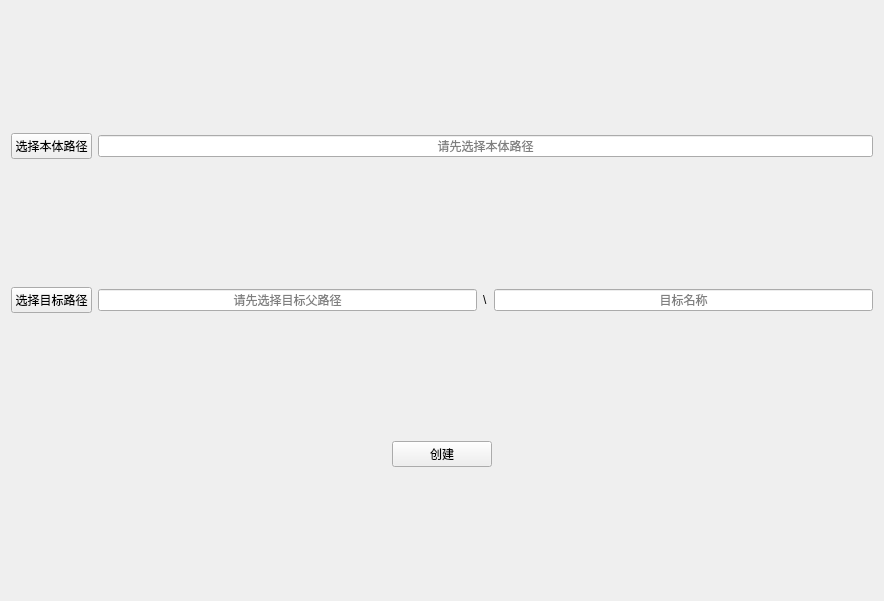
Before: the Qt Designer form plugins/csl/csl.ui in abcdesteve/Toolbox, drawn with Qt 5.
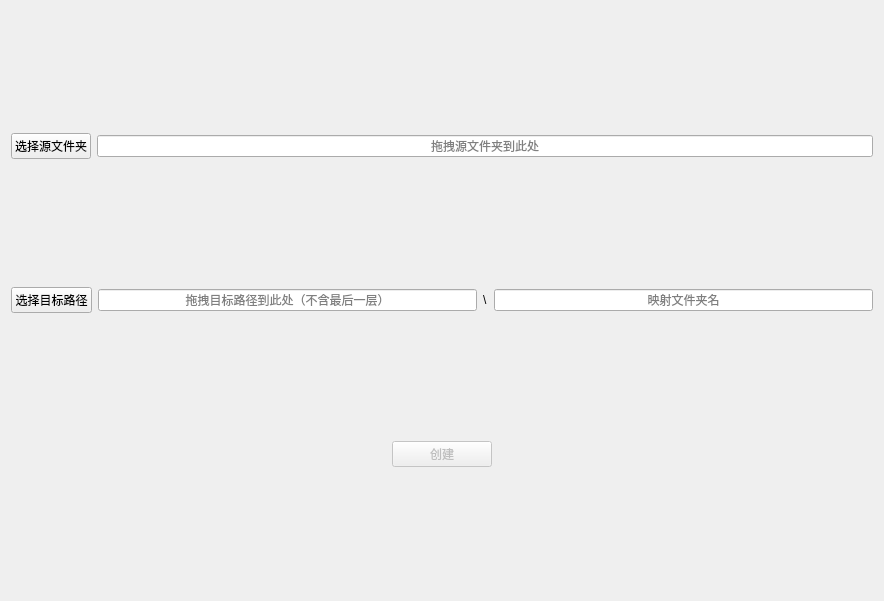
After: the same form once the commit is applied. Custom widgets are drawn as their Qt base class.

Commit message: 1.修复了上个版本移除焦点之后FHC无法给A区选择文件的bug 2.为拖拽文件添加了提示 3.为FSA添加了快照向导并实现了文件列表逻辑

```diff
--- a/plugins/csl/csl.ui
+++ b/plugins/csl/csl.ui
@@ -16,6 +16,9 @@
   <layout class="QGridLayout" name="gridLayout">
    <item row="2" column="1">
     <widget class="PrimaryPushButton" name="btn_start">
+     <property name="enabled">
+      <bool>false</bool>
+     </property>
      <property name="minimumSize">
       <size>
        <width>100</width>
@@ -80,7 +83,7 @@
         <set>Qt::AlignCenter</set>
        </property>
        <property name="placeholderText">
-        <string>请先选择目标父路径</string>
+        <string>拖拽目标路径到此处（不含最后一层）</string>
        </property>
        <property name="clearButtonEnabled">
         <bool>true</bool>
@@ -100,7 +103,7 @@
         <set>Qt::AlignCenter</set>
        </property>
        <property name="placeholderText">
-        <string>目标名称</string>
+        <string>映射文件夹名</string>
        </property>
        <property name="clearButtonEnabled">
         <bool>true</bool>
@@ -123,7 +126,7 @@
         <enum>Qt::NoFocus</enum>
        </property>
        <property name="text">
-        <string>选择本体路径</string>
+        <string>选择源文件夹</string>
        </property>
       </widget>
      </item>
@@ -133,7 +136,7 @@
         <set>Qt::AlignCenter</set>
        </property>
        <property name="placeholderText">
-        <string>请先选择本体路径</string>
+        <string>拖拽源文件夹到此处</string>
        </property>
        <property name="clearButtonEnabled">
         <bool>true</bool>
```
The commit also changes 14 other files.
